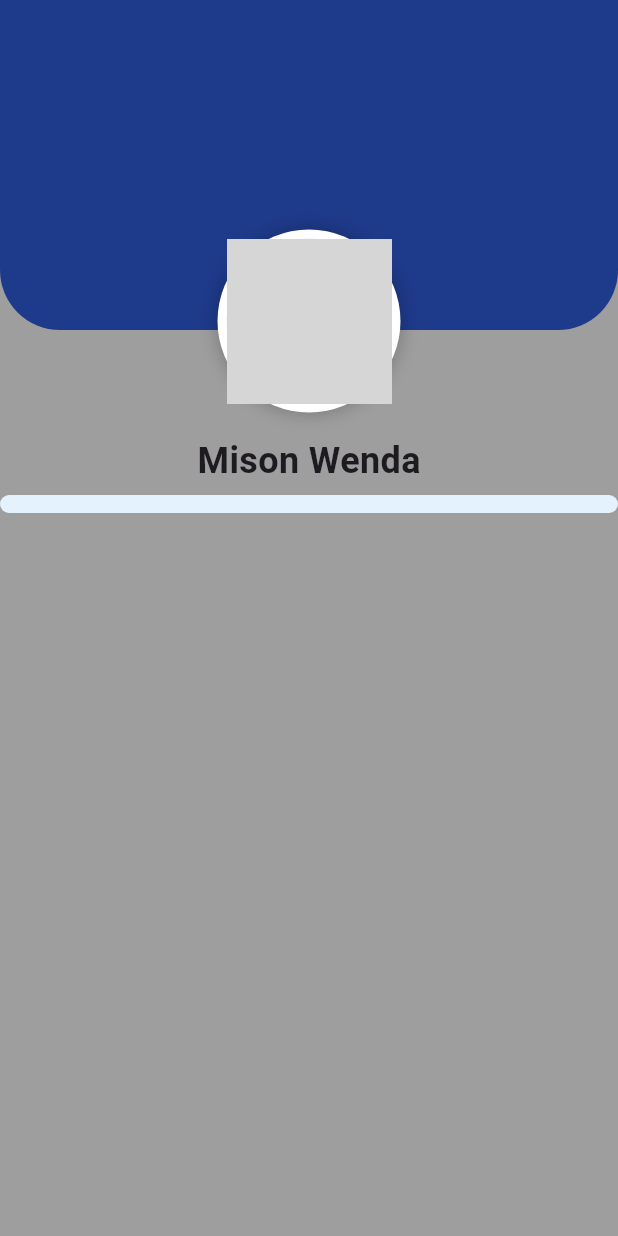
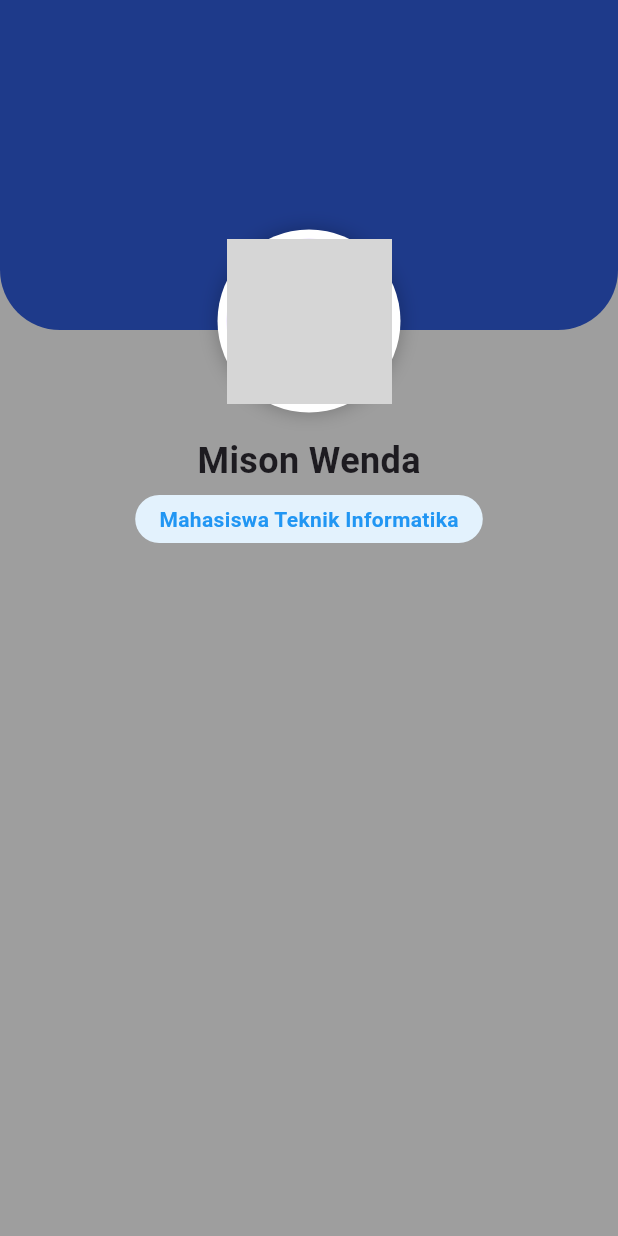
Before and after one commit to Mansyahariii/collabsession_kelompok_3, a Flutter app: the Detileprofile2 screen opened directly, on a phone screen of 412 x 824 dp. Run offline on Flutter 3.47's test engine with Material 3 defaults, Android fonts, the phone set to English and light mode, and no system bars; our stand-ins replace firebase_auth, firebase_core; accounts and stored records are empty; grey boxes are pictures that could not be loaded.

Commit message:
buat Text status mahasiswa pada detailprofile2

```diff
--- a/lib/pages/profile/detailprofile2.dart
+++ b/lib/pages/profile/detailprofile2.dart
@@ -60,8 +60,16 @@ class Detileprofile2 extends StatelessWidget {
               decoration: BoxDecoration(
                 color: Colors.blue.shade50,
                 borderRadius: BorderRadius.circular(20),
-           )
-           )
+           ),
+           child: const Text(
+                'Mahasiswa Teknik Informatika',
+                style: TextStyle(
+                  color: Colors.blue,
+                  fontWeight: FontWeight.w600,
+                ),
+              ),
+           ),
+
           ],
         ),
       ),
```
